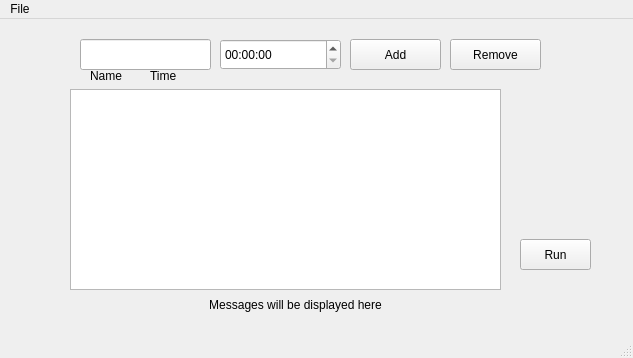
First picture: the form in lib/mainapp.ui, repository RespectedCow/life-with-time, before the edit.
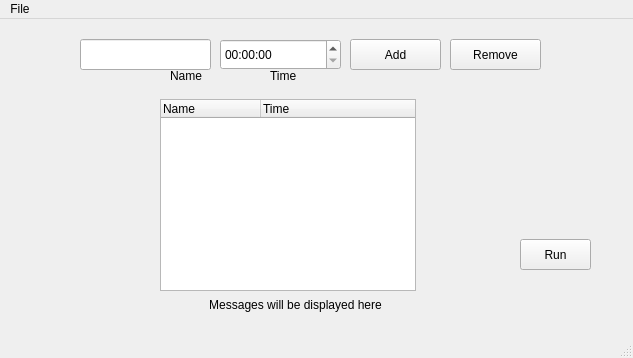
Second picture: the form after the edit.

Patch:
```diff
--- a/lib/mainapp.ui
+++ b/lib/mainapp.ui
@@ -85,23 +85,10 @@
      <string/>
     </property>
    </widget>
-   <widget class="QListWidget" name="entryTable">
-    <property name="geometry">
-     <rect>
-      <x>70</x>
-      <y>70</y>
-      <width>431</width>
-      <height>201</height>
-     </rect>
-    </property>
-    <property name="itemAlignment">
-     <set>Qt::AlignLeading|Qt::AlignLeft|Qt::AlignTop</set>
-    </property>
-   </widget>
    <widget class="QLabel" name="nothing">
     <property name="geometry">
      <rect>
-      <x>90</x>
+      <x>170</x>
       <y>50</y>
       <width>47</width>
       <height>13</height>
@@ -114,7 +101,7 @@
    <widget class="QLabel" name="label_2">
     <property name="geometry">
      <rect>
-      <x>150</x>
+      <x>270</x>
       <y>50</y>
       <width>47</width>
       <height>13</height>
@@ -137,6 +124,29 @@
      <string>Remove</string>
     </property>
    </widget>
+   <widget class="QTreeWidget" name="entryTable">
+    <property name="geometry">
+     <rect>
+      <x>160</x>
+      <y>80</y>
+      <width>256</width>
+      <height>192</height>
+     </rect>
+    </property>
+    <property name="indentation">
+     <number>0</number>
+    </property>
+    <column>
+     <property name="text">
+      <string>Name</string>
+     </property>
+    </column>
+    <column>
+     <property name="text">
+      <string>Time</string>
+     </property>
+    </column>
+   </widget>
   </widget>
   <widget class="QMenuBar" name="menubar">
    <property name="geometry">
```
Left out of the diff: 11 changed lines with no effect on the pictures.
